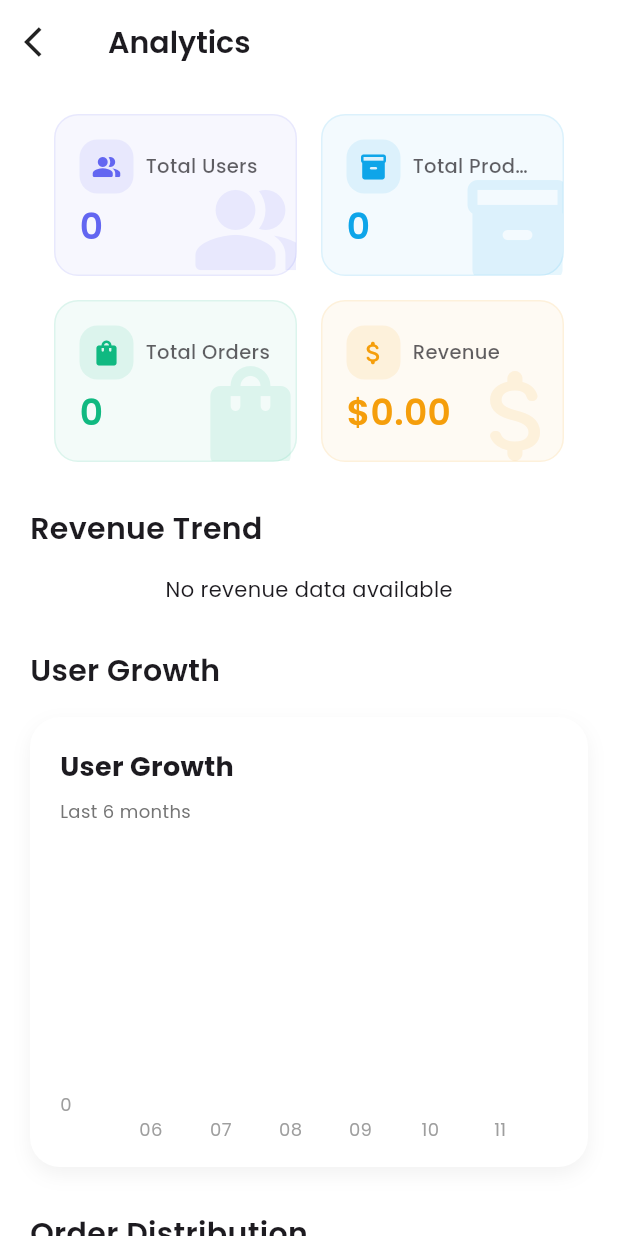
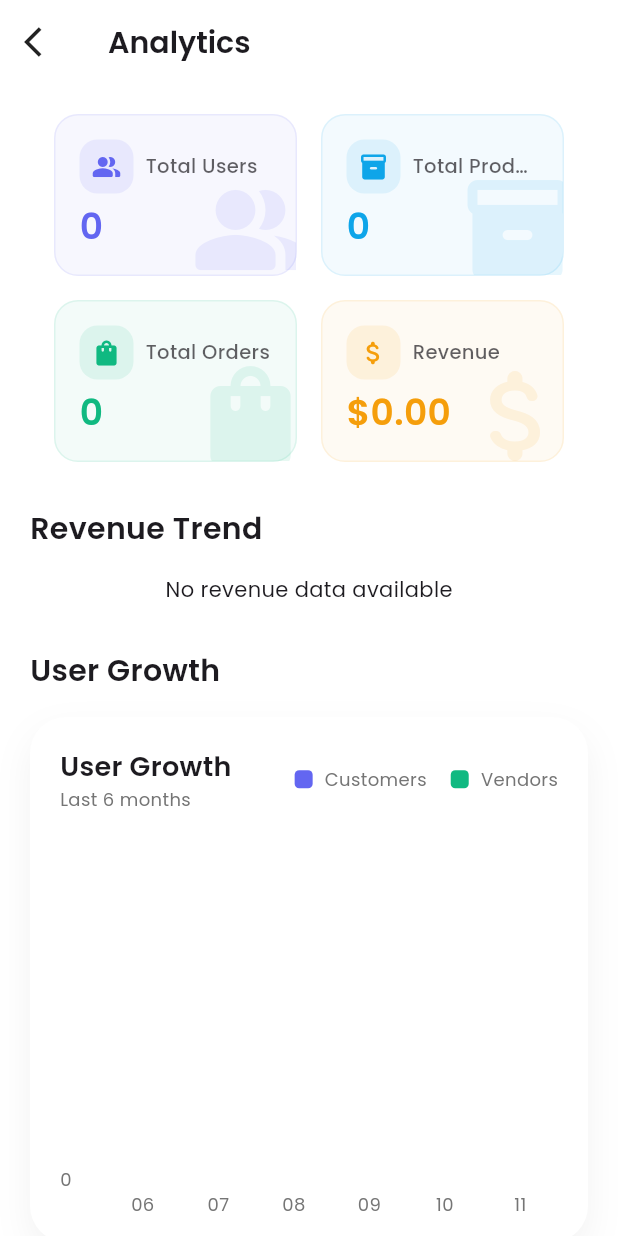
Before and after one commit to Edil-Ayehu/multi_vendor_ecommerce_app_admin_panel, a Flutter app: the AnalyticsScreen screen opened directly, on a phone screen of 412 x 824 dp. Run offline on Flutter 3.47's test engine with Material 3 defaults, Android fonts, the phone set to English and light mode, and no system bars; drawn by our look-alikes of fl_chart; our stand-ins replace cloud_firestore, firebase_auth, firebase_core, google_fonts, line_icons, loading_animation_widget and 2 more; accounts and stored records are empty.

Commit message:
user growth analytics

```diff
--- a/lib/screens/analytics_screen.dart
+++ b/lib/screens/analytics_screen.dart
@@ -437,83 +437,97 @@ class AnalyticsScreen extends StatelessWidget {
           return const Center(child: Text('No user growth data available'));
         }
 
-        // Calculate max value for scaling
-        final maxCount = data.fold<int>(
-          0,
-          (max, item) => math.max(max, item['count'] as int),
-        );
-
-        // Create bar groups
-        final barGroups = data.asMap().entries.map((entry) {
-          return BarChartGroupData(
-            x: entry.key,
-            barRods: [
-              BarChartRodData(
-                toY: entry.value['count'].toDouble(),
-                color: Colors.blue,
-                width: 16,
-                borderRadius:
-                    const BorderRadius.vertical(top: Radius.circular(4)),
-              ),
-            ],
-          );
-        }).toList();
+        // Find max value for better scaling
+        double maxY = 0;
+        for (var item in data) {
+          maxY = math.max(maxY, (item['customers'] as int).toDouble());
+          maxY = math.max(maxY, (item['vendors'] as int).toDouble());
+        }
 
         return Container(
-          height: 300,
+          height: 350,
           padding: const EdgeInsets.all(20),
           decoration: BoxDecoration(
-            color: Theme.of(context).cardColor,
-            borderRadius: BorderRadius.circular(20),
+            color: Colors.white,
+            borderRadius: BorderRadius.circular(24),
             boxShadow: [
               BoxShadow(
                 color: Colors.black.withOpacity(0.05),
-                blurRadius: 10,
-                offset: const Offset(0, 5),
+                blurRadius: 20,
+                offset: const Offset(0, 10),
               ),
             ],
           ),
           child: Column(
             crossAxisAlignment: CrossAxisAlignment.start,
             children: [
-              const Text(
+              Row(
+                mainAxisAlignment: MainAxisAlignment.spaceBetween,
+                children: [
+                  Column(
+                    crossAxisAlignment: CrossAxisAlignment.start,
+                    children: [
+                      Text(
                         'User Growth',
-                style: TextStyle(
+                        style: GoogleFonts.poppins(
                           fontSize: 18,
-                  fontWeight: FontWeight.bold,
+                          fontWeight: FontWeight.w600,
                         ),
                       ),
-              const SizedBox(height: 8),
                       Text(
                         'Last ${data.length} months',
-                style: TextStyle(
+                        style: GoogleFonts.poppins(
+                          fontSize: 12,
                           color: Colors.grey[600],
-                  fontSize: 12,
                         ),
                       ),
-              const SizedBox(height: 16),
+                    ],
+                  ),
+                  Row(
+                    children: [
+                      _buildUserGrowthLegendItem(
+                          'Customers', const Color(0xFF6366F1)),
+                      const SizedBox(width: 16),
+                      _buildUserGrowthLegendItem(
+                          'Vendors', const Color(0xFF10B981)),
+                    ],
+                  ),
+                ],
+              ),
+              const SizedBox(height: 20),
               Expanded(
                 child: BarChart(
                   BarChartData(
-                    gridData: FlGridData(
-                      show: true,
-                      drawVerticalLine: false,
-                      horizontalInterval: maxCount > 5 ? maxCount / 5 : 1,
-                      getDrawingHorizontalLine: (value) {
-                        return FlLine(
-                          color: Colors.grey.withOpacity(0.1),
-                          strokeWidth: 1,
+                    alignment: BarChartAlignment.spaceAround,
+                    maxY: maxY * 1.2,
+                    barTouchData: BarTouchData(
+                      enabled: true,
+                      touchTooltipData: BarTouchTooltipData(
+                        // tooltipBgColor: Colors.blueGrey.withOpacity(0.9),
+                        tooltipRoundedRadius: 8,
+                        tooltipMargin: 8,
+                        getTooltipItem: (group, groupIndex, rod, rodIndex) {
+                          final item = data[group.x.toInt()];
+                          final value = rodIndex == 0
+                              ? item['customers']
+                              : item['vendors'];
+                          final type = rodIndex == 0 ? 'Customers' : 'Vendors';
+                          return BarTooltipItem(
+                            '$type\n$value',
+                            GoogleFonts.poppins(
+                              color: Colors.white,
+                              fontWeight: FontWeight.w500,
+                            ),
                           );
                         },
                       ),
+                    ),
                     titlesData: FlTitlesData(
                       show: true,
-                      rightTitles: AxisTitles(
-                        sideTitles: SideTitles(showTitles: false),
-                      ),
-                      topTitles: AxisTitles(
-                        sideTitles: SideTitles(showTitles: false),
-                      ),
+                      rightTitles:
+                          AxisTitles(sideTitles: SideTitles(showTitles: false)),
+                      topTitles:
+                          AxisTitles(sideTitles: SideTitles(showTitles: false)),
                       bottomTitles: AxisTitles(
                         sideTitles: SideTitles(
                           showTitles: true,
@@ -525,10 +539,9 @@ class AnalyticsScreen extends StatelessWidget {
                               return Padding(
                                 padding: const EdgeInsets.only(top: 8.0),
                                 child: Text(
-                                  date.substring(
-                                      5), // Show only month part (MM)
-                                  style: const TextStyle(
-                                    color: Colors.grey,
+                                  date.substring(5),
+                                  style: GoogleFonts.poppins(
+                                    color: Colors.grey[600],
                                     fontSize: 12,
                                   ),
                                 ),
@@ -541,12 +554,12 @@ class AnalyticsScreen extends StatelessWidget {
                       leftTitles: AxisTitles(
                         sideTitles: SideTitles(
                           showTitles: true,
-                          interval: maxCount > 5 ? maxCount / 5 : 1,
+                          reservedSize: 30,
                           getTitlesWidget: (value, meta) {
                             return Text(
                               value.toInt().toString(),
-                              style: const TextStyle(
-                                color: Colors.grey,
+                              style: GoogleFonts.poppins(
+                                color: Colors.grey[600],
                                 fontSize: 12,
                               ),
                             );
@@ -554,19 +567,40 @@ class AnalyticsScreen extends StatelessWidget {
                         ),
                       ),
                     ),
-                    borderData: FlBorderData(show: false),
-                    barGroups: barGroups,
-                    barTouchData: BarTouchData(
-                      enabled: true,
-                      touchTooltipData: BarTouchTooltipData(
-                        getTooltipItem: (group, groupIndex, rod, rodIndex) {
-                          return BarTooltipItem(
-                            '${data[group.x]['count']} users',
-                            const TextStyle(color: Colors.white),
+                    gridData: FlGridData(
+                      show: true,
+                      drawVerticalLine: false,
+                      horizontalInterval: maxY > 5 ? maxY / 5 : 1,
+                      getDrawingHorizontalLine: (value) {
+                        return FlLine(
+                          color: Colors.grey.withOpacity(0.1),
+                          strokeWidth: 1,
                         );
                       },
                     ),
+                    borderData: FlBorderData(show: false),
+                    barGroups: data.asMap().entries.map((entry) {
+                      final customers = entry.value['customers'] as int;
+                      final vendors = entry.value['vendors'] as int;
+
+                      return BarChartGroupData(
+                        x: entry.key,
+                        barRods: [
+                          BarChartRodData(
+                            toY: customers.toDouble(),
+                            color: const Color(0xFF6366F1),
+                            width: 12,
+                            borderRadius: BorderRadius.circular(2),
                           ),
+                          BarChartRodData(
+                            toY: vendors.toDouble(),
+                            color: const Color(0xFF10B981),
+                            width: 12,
+                            borderRadius: BorderRadius.circular(2),
+                          ),
+                        ],
+                      );
+                    }).toList(),
                   ),
                 ),
               ),
@@ -574,6 +608,29 @@ class AnalyticsScreen extends StatelessWidget {
           ),
         );
       },
+    );
+  }
+
+  Widget _buildUserGrowthLegendItem(String label, Color color) {
+    return Row(
+      children: [
+        Container(
+          width: 12,
+          height: 12,
+          decoration: BoxDecoration(
+            color: color,
+            borderRadius: BorderRadius.circular(3),
+          ),
+        ),
+        const SizedBox(width: 8),
+        Text(
+          label,
+          style: GoogleFonts.poppins(
+            fontSize: 12,
+            color: Colors.grey[600],
+          ),
+        ),
+      ],
     );
   }
 
--- a/lib/services/admin_service.dart
+++ b/lib/services/admin_service.dart
@@ -246,40 +246,47 @@ class AdminService {
           .orderBy('createdAt', descending: false)
           .get();
 
-      // Create a map to store monthly user counts
-      Map<String, int> monthlyUsers = {};
+      Map<String, Map<String, int>> monthlyUsers = {};
+      DateTime now = DateTime.now();
 
-      // Get current date for last 6 months data
-      DateTime now = DateTime.now();
+      // Initialize last 6 months data
       for (int i = 5; i >= 0; i--) {
         DateTime month = DateTime(now.year, now.month - i, 1);
         String monthKey = '${month.year}-${month.month.toString().padLeft(2, '0')}';
-        monthlyUsers[monthKey] = 0;
+        monthlyUsers[monthKey] = {
+          'customers': 0,
+          'vendors': 0,
+        };
       }
 
-      // Count users per month
+      // Count users per month by role
       for (var doc in usersSnapshot.docs) {
         final data = doc.data() as Map<String, dynamic>;
         if (data['createdAt'] != null) {
           final DateTime date = (data['createdAt'] as Timestamp).toDate();
           final String monthKey = '${date.year}-${date.month.toString().padLeft(2, '0')}';
+          final String role = (data['role'] as String?) ?? 'customer';
+
           if (monthlyUsers.containsKey(monthKey)) {
-            monthlyUsers[monthKey] = (monthlyUsers[monthKey] ?? 0) + 1;
+            if (role == 'vendor') {
+              monthlyUsers[monthKey]!['vendors'] = (monthlyUsers[monthKey]!['vendors'] ?? 0) + 1;
+            } else {
+              monthlyUsers[monthKey]!['customers'] = (monthlyUsers[monthKey]!['customers'] ?? 0) + 1;
+            }
           }
         }
       }
 
-      // Convert to list of maps and sort by date
+      // Convert to list format
       List<Map<String, dynamic>> result = monthlyUsers.entries.map((entry) {
         return {
           'date': entry.key,
-          'count': entry.value,
+          'customers': entry.value['customers'],
+          'vendors': entry.value['vendors'],
         };
       }).toList();
 
       result.sort((a, b) => a['date'].compareTo(b['date']));
-
-      print('User growth data: $result'); // Debug print
       return result;
     } catch (e) {
       print('Error getting user growth data: $e');
```
Lines whose indentation alone changed are shown as unchanged.
